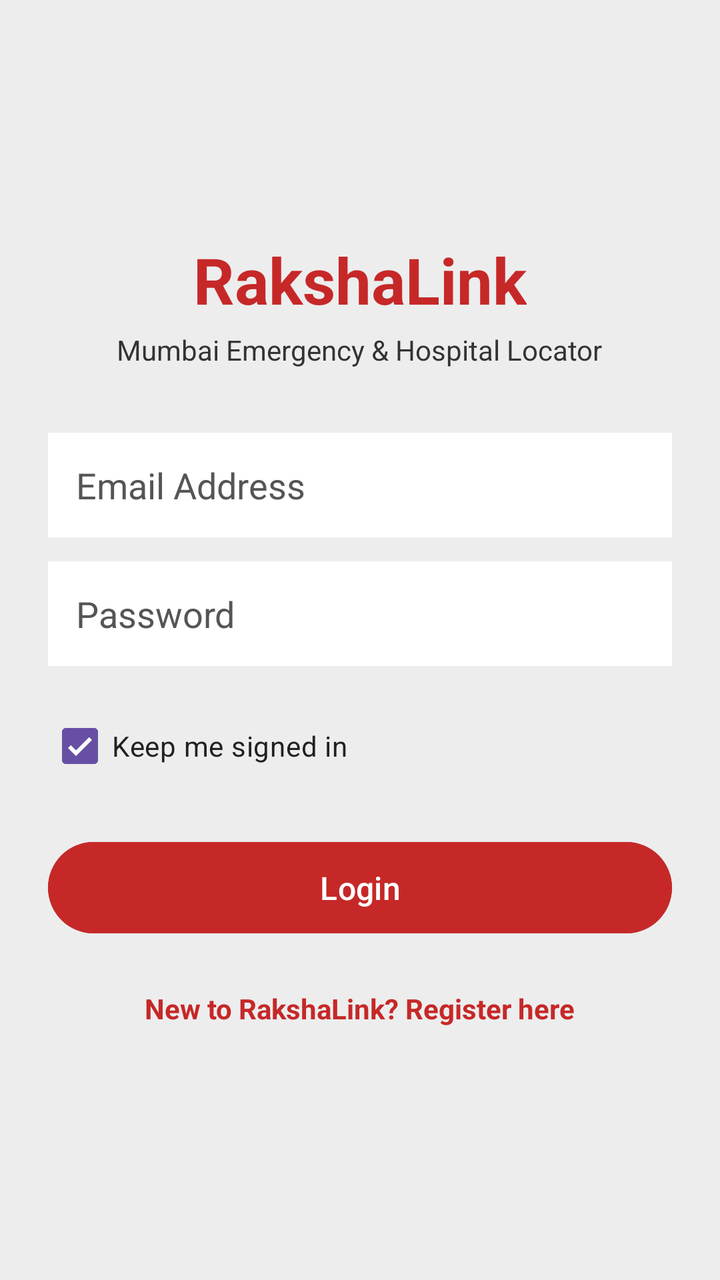
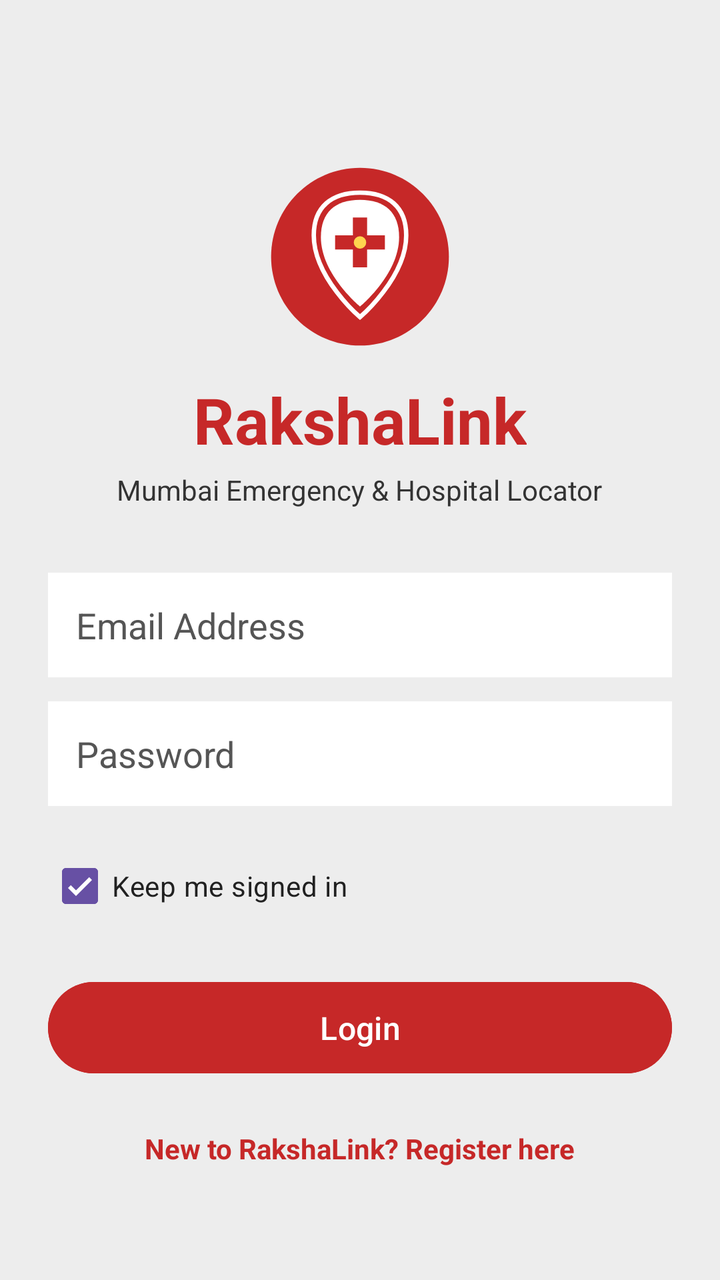

Two renders of the same Android screen: before a commit and after it. Below are the layout's source before the change and the commit's diff.
<!-- AndroidManifest.xml: application theme Theme.RakshaLink -->
<!-- res/layout/activity_login.xml -->
<?xml version="1.0" encoding="utf-8"?>
<LinearLayout xmlns:android="http://schemas.android.com/apk/res/android"
    android:layout_width="match_parent"
    android:layout_height="match_parent"
    android:orientation="vertical"
    android:padding="24dp"
    android:gravity="center"
    android:background="#EDEDED">

    <TextView
        android:layout_width="wrap_content"
        android:layout_height="wrap_content"
        android:text="RakshaLink"
        android:textSize="32sp"
        android:textStyle="bold"
        android:textColor="#C62828"
        android:layout_marginBottom="4dp"/>

    <TextView
        android:layout_width="wrap_content"
        android:layout_height="wrap_content"
        android:text="Mumbai Emergency &amp; Hospital Locator"
        android:textSize="14sp"
        android:textColor="#333333"
        android:layout_marginBottom="32dp"/>

    <EditText
        android:id="@+id/etEmail"
        android:layout_width="match_parent"
        android:layout_height="wrap_content"
        android:hint="Email Address"
        android:textColorHint="#555555"
        android:textColor="#000000"
        android:background="#FFFFFF"
        android:inputType="textEmailAddress"
        android:padding="14dp"
        android:layout_marginBottom="12dp"/>

    <EditText
        android:id="@+id/etPassword"
        android:layout_width="match_parent"
        android:layout_height="wrap_content"
        android:hint="Password"
        android:textColorHint="#555555"
        android:textColor="#000000"
        android:background="#FFFFFF"
        android:inputType="textPassword"
        android:padding="14dp"
        android:layout_marginBottom="16dp"/>

    <CheckBox
        android:id="@+id/cbRememberMe"
        android:layout_width="match_parent"
        android:layout_height="wrap_content"
        android:text="Keep me signed in"
        android:textColor="#212121"
        android:checked="true"
        android:layout_marginBottom="20dp"/>

    <Button
        android:id="@+id/btnLogin"
        android:layout_width="match_parent"
        android:layout_height="wrap_content"
        android:text="Login"
        android:textSize="16sp"
        android:backgroundTint="#C62828"
        android:textColor="#FFFFFF"
        android:padding="12dp"
        android:layout_marginBottom="16dp"/>

    <TextView
        android:id="@+id/tvGoToRegister"
        android:layout_width="wrap_content"
        android:layout_height="wrap_content"
        android:text="New to RakshaLink? Register here"
        android:textColor="#C62828"
        android:textStyle="bold"
        android:textSize="14sp"
        android:padding="8dp"/>
</LinearLayout>
<!-- resources referenced by this layout -->
<resources>
  <style name="Theme.RakshaLink" parent="Base.Theme.RakshaLink" />
  <style name="Base.Theme.RakshaLink" parent="Theme.Material3.DayNight.NoActionBar">
          
          
      </style>
</resources>

<!-- the commit's change to res/layout/activity_login.xml (unified diff, before → after) -->
@@ -6,6 +6,15 @@
     android:padding="24dp"
     android:gravity="center"
     android:background="#EDEDED">
+
+    <ImageView
+        android:layout_width="96dp"
+        android:layout_height="96dp"
+        android:layout_gravity="center_horizontal"
+        android:layout_marginTop="32dp"
+        android:layout_marginBottom="12dp"
+        android:src="@drawable/ic_rakshalink_logo"
+        android:contentDescription="RakshaLink Logo" />
 
     <TextView
         android:layout_width="wrap_content"
<!-- resource entries referenced after the edit -->
@@ -1,5 +1,46 @@
 <!-- resources referenced by this layout -->
 <resources>
+  <!-- drawable ic_rakshalink_logo (drawable) -->
+  <vector xmlns:android="http://schemas.android.com/apk/res/android"
+      android:width="108dp"
+      android:height="108dp"
+      android:viewportWidth="108"
+      android:viewportHeight="108">
+  
+      
+      <path
+          android:fillColor="#C62828"
+          android:pathData="M54,4 C26.39,4 4,26.39 4,54 C4,81.61 26.39,104 54,104 C81.61,104 104,81.61 104,54 C104,26.39 81.61,4 54,4 Z" />
+  
+      
+      <path
+          android:strokeColor="#FFFFFF"
+          android:strokeWidth="2.5"
+          android:fillColor="#00000000"
+          android:pathData="M54,18 C38,18 28,26 28,42 C28,66 54,88 54,88 C54,88 80,66 80,42 C80,26 70,18 54,18 Z" />
+  
+      
+      <path
+          android:fillColor="#FFFFFF"
+          android:pathData="M54,22 C40,22 32,29 32,43 C32,64 54,82 54,82 C54,82 76,64 76,43 C76,29 68,22 54,22 Z" />
+  
+      
+      
+      <path
+          android:fillColor="#C62828"
+          android:pathData="M50,32 H58 V60 H50 Z" />
+  
+      
+      <path
+          android:fillColor="#C62828"
+          android:pathData="M40,42 H68 V50 H40 Z" />
+  
+      
+      <path
+          android:fillColor="#FFD54F"
+          android:pathData="M54,46 m-3.5,0 a3.5,3.5 0 1,0 7,0 a3.5,3.5 0 1,0 -7,0" />
+  
+  </vector>
   <style name="Theme.RakshaLink" parent="Base.Theme.RakshaLink" />
   <style name="Base.Theme.RakshaLink" parent="Theme.Material3.DayNight.NoActionBar">
           
